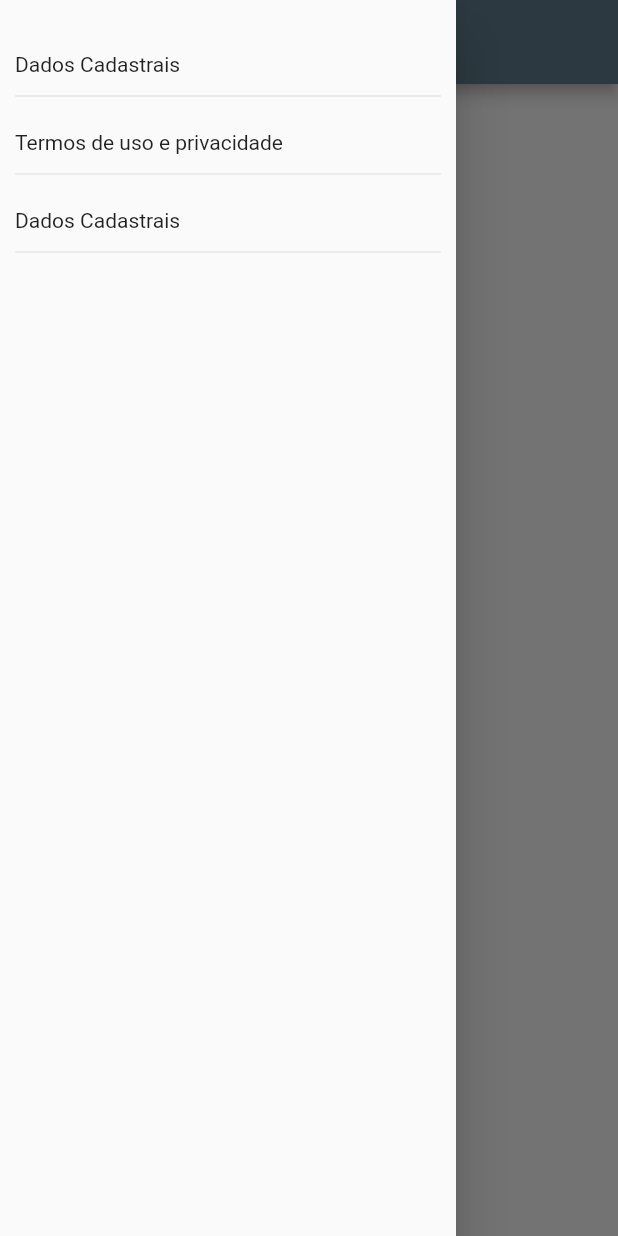
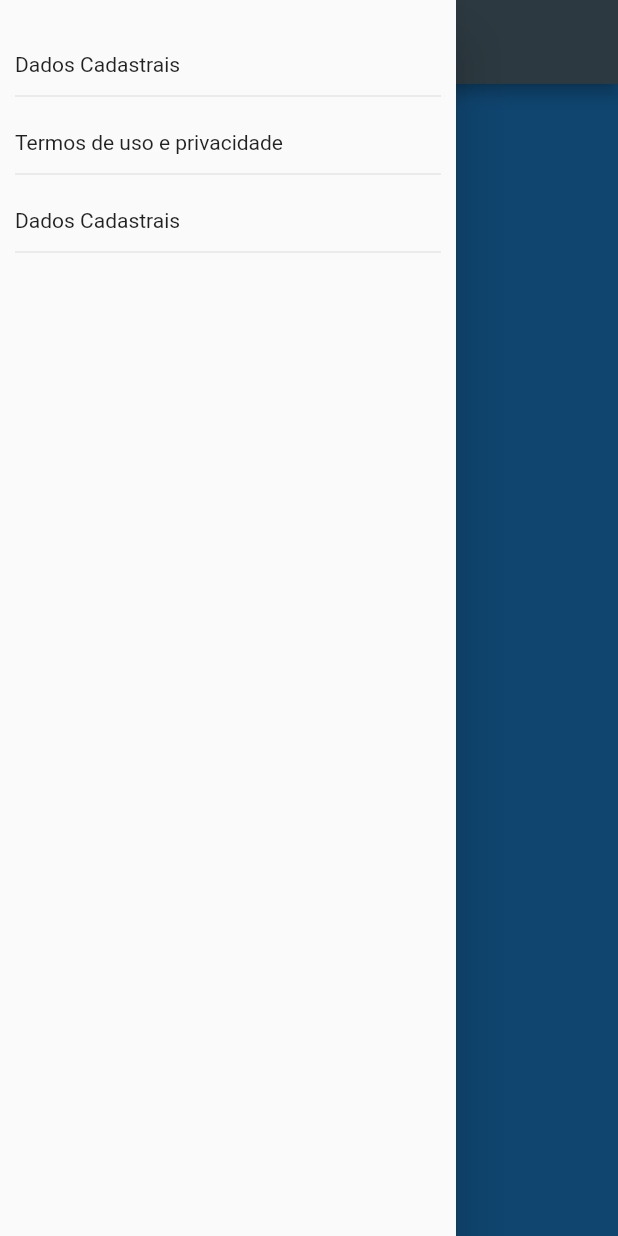
Before and after one commit to guilhermetj/Flutter_Login_Page, a Flutter app: the MainPage screen opened directly, with the side drawer open, on a phone screen of 412 x 824 dp. Run offline on Flutter 3.47's test engine with Material 2 defaults, Android fonts, the phone set to English and light mode, and no system bars; our stand-ins replace google_fonts; network calls fail.

```diff
--- a/lib/Pages/main_page.dart
+++ b/lib/Pages/main_page.dart
@@ -1,4 +1,7 @@
 import 'package:flutter/material.dart';
+import 'package:trilhaapp/Pages/pagina1.dart';
+import 'package:trilhaapp/Pages/pagina2.dart';
+import 'package:trilhaapp/Pages/pagina3.dart';
 
 class MainPage extends StatefulWidget {
   const MainPage({super.key});
@@ -24,7 +27,7 @@ class _MainPageState extends State<MainPage> {
                     padding: const EdgeInsets.symmetric(vertical: 5),
                     width: double.infinity,
                     child: const Text("Dados Cadastrais"),
-                    ),
+                  ),
                   onTap: () {},
                 ),
                 const Divider(),
@@ -36,18 +39,19 @@ class _MainPageState extends State<MainPage> {
                     padding: const EdgeInsets.symmetric(vertical: 5),
                     width: double.infinity,
                     child: const Text("Termos de uso e privacidade"),
-                    ),
+                  ),
                   onTap: () {},
                 ),
                 const Divider(),
                 const SizedBox(
                   height: 10,
-                ),InkWell(
+                ),
+                InkWell(
                   child: Container(
                     padding: const EdgeInsets.symmetric(vertical: 5),
                     width: double.infinity,
                     child: const Text("Dados Cadastrais"),
-                    ),
+                  ),
                   onTap: () {},
                 ),
                 const Divider(),
@@ -58,6 +62,15 @@ class _MainPageState extends State<MainPage> {
             ),
           ),
         ),
+        body: Column(
+          children: [
+            Expanded(
+              child: PageView(
+                children: const [Pagina1(), Pagina2(), Pagina3()],
+              ),
+            ),
+          ],
+        ),
       ),
     );
   }
--- /dev/null
+++ b/lib/Pages/pagina1.dart
@@ -0,0 +1,17 @@
+import 'package:flutter/material.dart';
+
+class Pagina1 extends StatefulWidget {
+  const Pagina1({super.key});
+
+  @override
+  State<Pagina1> createState() => _Pagina1State();
+}
+
+class _Pagina1State extends State<Pagina1> {
+  @override
+  Widget build(BuildContext context) {
+    return Container(
+              color: Colors.blue,
+            );
+  }
+}
```
Also changed, not shown: lib/Pages/pagina2.dart (added, +17 -0 lines), lib/Pages/pagina3.dart (added, +17 -0 lines).
